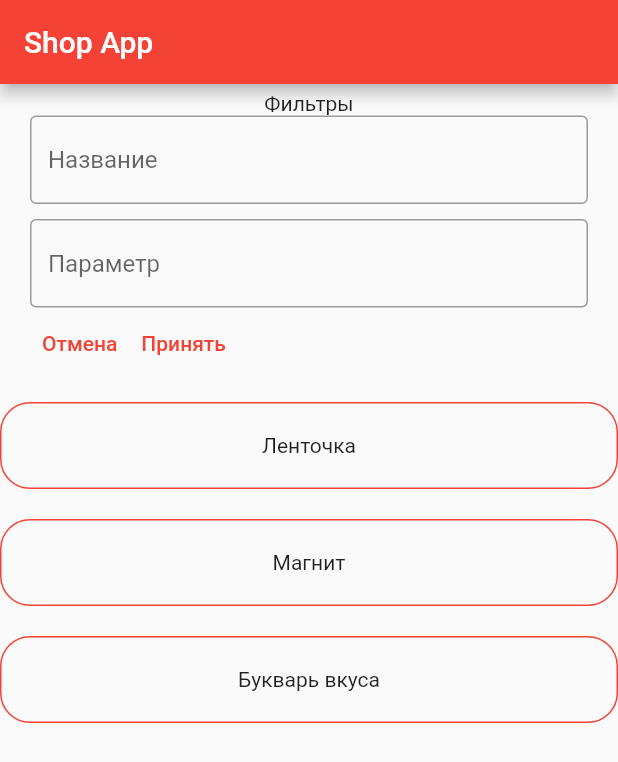
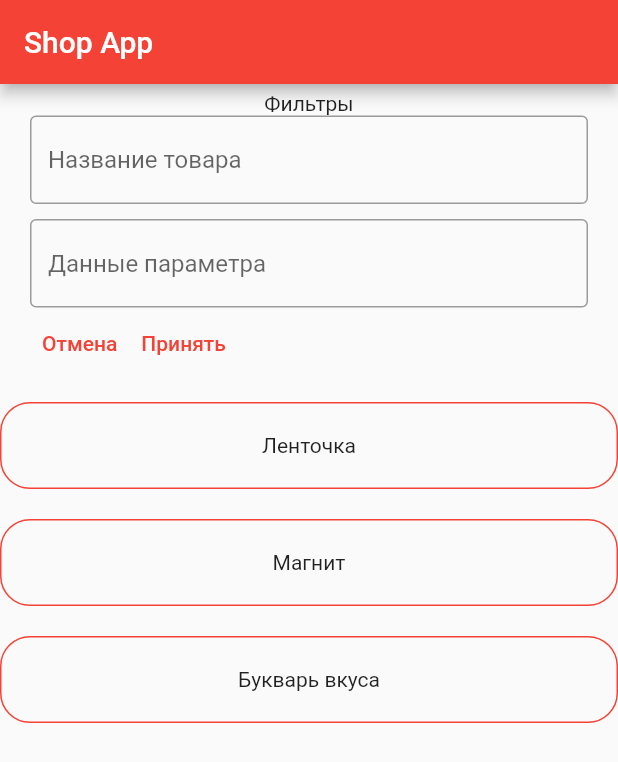
Before and after one commit to havverton/magnit_shop_test, a Flutter app: the screen it shows after launch, on a phone screen of 412 x 824 dp. Shown: the top 762 px of the screen. Run offline on Flutter 3.47's test engine with Material 2 defaults, Android fonts, the phone set to English and light mode, and no system bars; our stand-ins replace bloc, flutter_bloc, freezed_annotation, hive, hive_flutter, injectable; accounts and stored records are empty.

Commit message:
cleanup and little bit rework

```diff
--- a/lib/src/features/main_page/bloc/filter_bloc.dart
+++ b/lib/src/features/main_page/bloc/filter_bloc.dart
@@ -19,7 +19,7 @@ class FilterBloc extends Bloc<FilterEvent, FilterState> {
 
       final result = _filterService.getShops(event.query);
 
-      emit(FilterState.loadedByFilter(result));
+      emit(FilterState.loaded(result, filter: true));
     });
 
     on<LoadShops>((event, emit) async {
@@ -27,7 +27,7 @@ class FilterBloc extends Bloc<FilterEvent, FilterState> {
 
       final result = _filterService.getAllShops();
 
-      emit(FilterState.loadedDefault(result));
+      emit(FilterState.loaded(result, filter: false));
     });
 
     on<FilterInitial>((event, emit) async {
--- a/lib/src/features/main_page/bloc/filter_state.dart
+++ b/lib/src/features/main_page/bloc/filter_state.dart
@@ -5,8 +5,6 @@ class FilterState with _$FilterState {
   const factory FilterState.initial() = InitialFilterState;
   const factory FilterState.loading() = LoadingFilterState;
   const factory FilterState.error() = ErrorFilterState;
-  const factory FilterState.loadedDefault(List<FilterResult> shops) =
-      LoadedDefaultState;
-  const factory FilterState.loadedByFilter(List<FilterResult> shops) =
-      LoadedByFilterState;
+  const factory FilterState.loaded(List<FilterResult> shops,
+      {@Default(false) bool filter}) = LoadedState;
 }
--- a/lib/src/features/main_page/data/filter_service.dart
+++ b/lib/src/features/main_page/data/filter_service.dart
@@ -6,9 +6,9 @@ import 'package:magnit_shop_test/src/models/product_detail.dart';
 import 'package:magnit_shop_test/src/models/shop.dart';
 
 class FilterService {
-  late Box<Shop> _shops;
-  late Box<Product> _products;
-  late Box<ProductDetail> _details;
+  late final Box<Shop> _shops;
+  late final Box<Product> _products;
+  late final Box<ProductDetail> _details;
 
   Future<void> init() async {
     Hive.registerAdapter(ShopAdapter());
@@ -18,10 +18,6 @@ class FilterService {
     _shops = await Hive.openBox<Shop>('shops');
     _products = await Hive.openBox<Product>('products');
     _details = await Hive.openBox<ProductDetail>('product_details');
-
-    // _shops.clear();
-    // _products.clear();
-    // _details.clear();
 
     if (_shops.isEmpty) {
       await _fillShops();
@@ -84,30 +80,30 @@ class FilterService {
   }
 
   _fillShops() async {
-    var lenta = Shop(0, "Ленточка");
-    var magnit = Shop(1, "Магнит");
-    var bukvar = Shop(2, "Букварь вкуса");
+    final lenta = Shop(0, "Ленточка");
+    final magnit = Shop(1, "Магнит");
+    final bukvar = Shop(2, "Букварь вкуса");
 
-    var product1 = Product(0, "prod1");
-    var product2 = Product(1, "prod2");
-    var product3 = Product(2, "prod3");
-    var product4 = Product(3, "prod1");
-    var product5 = Product(4, "prod1");
-    var product6 = Product(5, "prod6");
+    final product1 = Product(0, "prod1");
+    final product2 = Product(1, "prod2");
+    final product3 = Product(2, "prod3");
+    final product4 = Product(3, "prod1");
+    final product5 = Product(4, "prod1");
+    final product6 = Product(5, "prod6");
 
-    var detail11 = ProductDetail("weight", "100");
-    var detail12 = ProductDetail("quantity", "100");
-    var detail21 = ProductDetail("weight", "100");
-    var detail22 = ProductDetail("quantity", "150");
-    var detail31 = ProductDetail("weight", "1");
-    var detail32 = ProductDetail("quantity", "2");
+    final detail11 = ProductDetail("weight", "100");
+    final detail12 = ProductDetail("quantity", "100");
+    final detail21 = ProductDetail("weight", "100");
+    final detail22 = ProductDetail("quantity", "150");
+    final detail31 = ProductDetail("weight", "1");
+    final detail32 = ProductDetail("quantity", "2");
 
-    var detail41 = ProductDetail("weight", "100");
-    var detail42 = ProductDetail("quantity", "100");
-    var detail51 = ProductDetail("weight", "11");
-    var detail52 = ProductDetail("quantity", "150");
-    var detail61 = ProductDetail("weight", "1");
-    var detail62 = ProductDetail("quantity", "2");
+    final detail41 = ProductDetail("weight", "100");
+    final detail42 = ProductDetail("quantity", "100");
+    final detail51 = ProductDetail("weight", "11");
+    final detail52 = ProductDetail("quantity", "150");
+    final detail61 = ProductDetail("weight", "1");
+    final detail62 = ProductDetail("quantity", "2");
 
     _details.addAll([
       detail11,
--- a/lib/src/features/main_page/domain/filter_query_model.dart
+++ b/lib/src/features/main_page/domain/filter_query_model.dart
@@ -2,5 +2,5 @@ class FilterQuery {
   final String productQuery;
   final String detailsQuery;
 
-  FilterQuery(this.productQuery, this.detailsQuery);
+  const FilterQuery(this.productQuery, this.detailsQuery);
 }
--- a/lib/src/features/main_page/domain/filter_result_model.dart
+++ b/lib/src/features/main_page/domain/filter_result_model.dart
@@ -3,7 +3,7 @@ import 'package:magnit_shop_test/src/models/shop.dart';
 
 class FilterResult {
   final Shop shop;
-  Product? product;
+  final Product? product;
 
   FilterResult(this.shop, {this.product});
 }
--- a/lib/src/features/main_page/presentation/filter_widget.dart
+++ b/lib/src/features/main_page/presentation/filter_widget.dart
@@ -3,13 +3,31 @@ import 'package:flutter_bloc/flutter_bloc.dart';
 import 'package:magnit_shop_test/src/features/main_page/bloc/filter_bloc.dart';
 import 'package:magnit_shop_test/src/features/main_page/domain/filter_query_model.dart';
 
-class FilterWidget extends StatelessWidget {
+class FilterWidget extends StatefulWidget {
   FilterWidget({
     Key? key,
   }) : super(key: key);
 
-  final TextEditingController productController = TextEditingController();
-  final TextEditingController detailController = TextEditingController();
+  @override
+  State<FilterWidget> createState() => _FilterWidgetState();
+}
+
+class _FilterWidgetState extends State<FilterWidget> {
+  late final TextEditingController productController;
+
+  late final TextEditingController detailController;
+
+  @override
+  void initState() {
+    productController = TextEditingController();
+    detailController = TextEditingController();
+  }
+
+  @override
+  void dispose() {
+    productController.dispose();
+    detailController.dispose();
+  }
 
   @override
   Widget build(BuildContext context) {
@@ -23,15 +41,15 @@ class FilterWidget extends StatelessWidget {
               controller: productController,
               decoration: const InputDecoration(
                 border: OutlineInputBorder(),
-                hintText: 'Название',
+                hintText: 'Название товара',
               ),
             ),
-            SizedBox(height: 10),
+            const SizedBox(height: 10),
             TextFormField(
               controller: detailController,
               decoration: const InputDecoration(
                 border: OutlineInputBorder(),
-                hintText: 'Параметр',
+                hintText: 'Данные параметра',
               ),
             ),
             Row(
--- a/lib/src/features/main_page/presentation/main_page_widget.dart
+++ b/lib/src/features/main_page/presentation/main_page_widget.dart
@@ -36,26 +36,28 @@ class MainPageWidget extends StatelessWidget {
                     context.read<FilterBloc>().add(const LoadShops());
                   }
 
-                  var list = [];
-                  if (state is LoadedByFilterState) {
-                    list = state.shops;
-                  }
-                  if (state is LoadedDefaultState) {
-                    list = state.shops;
-                  }
-                  return ListView.builder(
-                    itemCount: list.length,
-                    itemBuilder: (context, index) {
+                  if (state is LoadedState) {
+                    var list = state.shops;
+
                     if (list.isEmpty) {
                       return const Center(
                         child: Text("Здесь пока что пусто"),
                       );
                     }
+
+                    return ListView.builder(
+                      itemCount: list.length,
+                      itemBuilder: (context, index) {
                         return Padding(
                           padding: const EdgeInsets.symmetric(vertical: 10),
                           child: ShopCard(list[index]),
                         );
                       },
+                    );
+                  }
+
+                  return const Center(
+                    child: Text("Что то пошло не так"),
                   );
                 },
               ),
--- a/lib/src/features/main_page/presentation/shop_list_card.dart
+++ b/lib/src/features/main_page/presentation/shop_list_card.dart
@@ -20,20 +20,22 @@ class ShopCard extends StatelessWidget {
       child: InkWell(
         borderRadius: BorderRadius.circular(20),
         onTap: () {
-          if (context.read<FilterBloc>().state is LoadedDefaultState) {
+          final state = context.read<FilterBloc>().state;
+          if (state is LoadedState) {
+            if (state.filter) {
+              var product = result.product ?? Product(-1, "Error");
+              Navigator.of(context).push(
+                MaterialPageRoute(
+                  builder: (context) => ProductCardPage(product),
+                ),
+              );
+            } else {
               Navigator.of(context).push(
                 MaterialPageRoute(
                   builder: (context) => ShopCardPage(result.shop),
                 ),
               );
             }
-          if (context.read<FilterBloc>().state is LoadedByFilterState) {
-            var product = result.product ?? Product(-1, "Error");
-            Navigator.of(context).push(
-              MaterialPageRoute(
-                builder: (context) => ProductCardPage(product),
-              ),
-            );
           }
         },
         child: Container(
@@ -41,7 +43,7 @@ class ShopCard extends StatelessWidget {
               border: Border.all(color: Colors.red),
               borderRadius: BorderRadius.circular(20)),
           padding: const EdgeInsets.symmetric(vertical: 20),
-          child: Center(child: Text("${result.shop.name}")),
+          child: Center(child: Text(result.shop.name)),
         ),
       ),
     );
--- a/lib/src/models/product.dart
+++ b/lib/src/models/product.dart
@@ -7,13 +7,13 @@ part 'product.g.dart';
 @HiveType(typeId: 2)
 class Product extends HiveObject {
   @HiveField(0)
-  int id;
+  final int id;
 
   @HiveField(1)
-  String name;
+  final String name;
 
   @HiveField(2)
-  late HiveList<ProductDetail> details;
+  late final HiveList<ProductDetail> details;
 
   Product(this.id, this.name);
 }
--- a/lib/src/models/shop.dart
+++ b/lib/src/models/shop.dart
@@ -1,5 +1,4 @@
 import 'package:hive/hive.dart';
-
 import 'product.dart';
 
 part 'shop.g.dart';
@@ -7,13 +6,13 @@ part 'shop.g.dart';
 @HiveType(typeId: 3)
 class Shop extends HiveObject {
   @HiveField(0)
-  int id;
+  final int id;
 
   @HiveField(1)
-  String name;
+  final String name;
 
   @HiveField(2)
-  late HiveList<Product> products;
+  late final HiveList<Product> products;
 
   Shop(this.id, this.name);
 }
```
Also changed, not shown: lib/src/features/main_page/bloc/filter_bloc.freezed.dart. Lines whose indentation alone changed are shown as unchanged.
